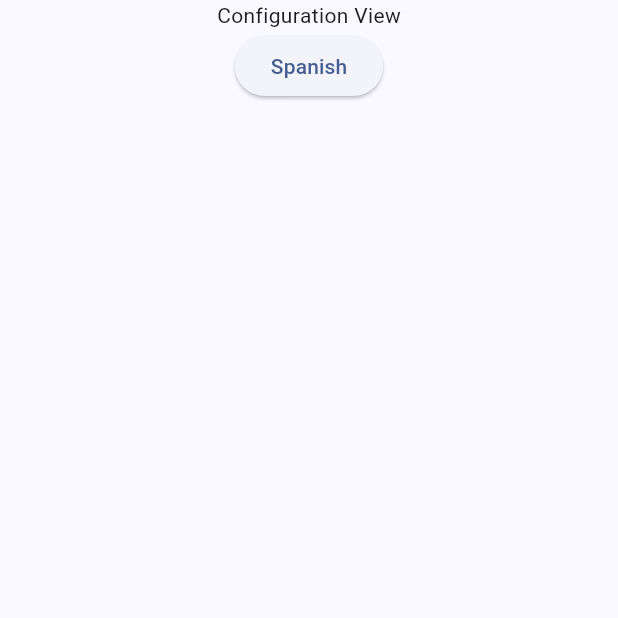
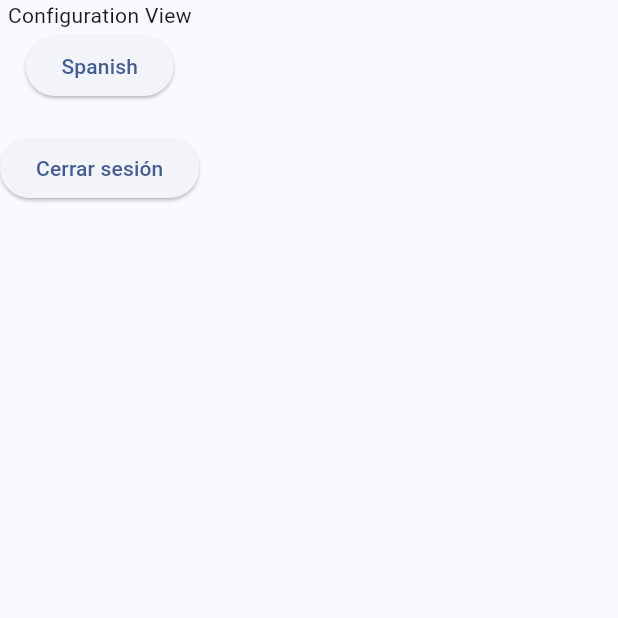
Before and after one commit to valeraruggierotesisucv/flutter-app, a Flutter app: the ConfigurationView screen opened by its route, on a phone screen of 412 x 824 dp, the top half of it. Run offline on Flutter 3.47's test engine with Material 3 defaults, Android fonts, the phone set to English and light mode, and no system bars; our stand-ins replace audioplayers, flutter_dotenv, supabase_flutter, table_calendar; accounts and stored records are empty; generated files the repository leaves out were written again; network calls fail.

Commit message:
FLUT-67 adding a button to logout

```diff
--- a/lib/views/configuration_view.dart
+++ b/lib/views/configuration_view.dart
@@ -13,7 +13,7 @@ class ConfigurationView extends StatelessWidget {
     final selectedLocale = Localizations.localeOf(context).toString();
 
     return Scaffold(
-      body: Center(
+      body: SafeArea(
         child: Column(
           children: [
             Text('Configuration View'),
@@ -23,6 +23,11 @@ class ConfigurationView extends StatelessWidget {
                 child: const Text('Spanish'),
               ),
             ),
+            const SizedBox(height: 20),
+            ElevatedButton(
+              onPressed: () => ,
+              child: const Text('Cerrar sesión'),
+            )
           ],
         ),
       ),
--- a/lib/views/forgot_password_view.dart
+++ b/lib/views/forgot_password_view.dart
@@ -1,3 +1,4 @@
+import 'package:eventify/widgets/app_header.dart';
 import 'package:flutter/material.dart';
 
 class ForgotPasswordView extends StatelessWidget {
@@ -5,7 +6,10 @@ class ForgotPasswordView extends StatelessWidget {
 
   @override
   Widget build(BuildContext context) {
-    return const Scaffold(
+    return Scaffold(
+      appBar: AppHeader(
+        goBack: () => Navigator.pop(context),
+      ),
       body: Center(
         child: Text('Forgot Password View'),
       ),
```
